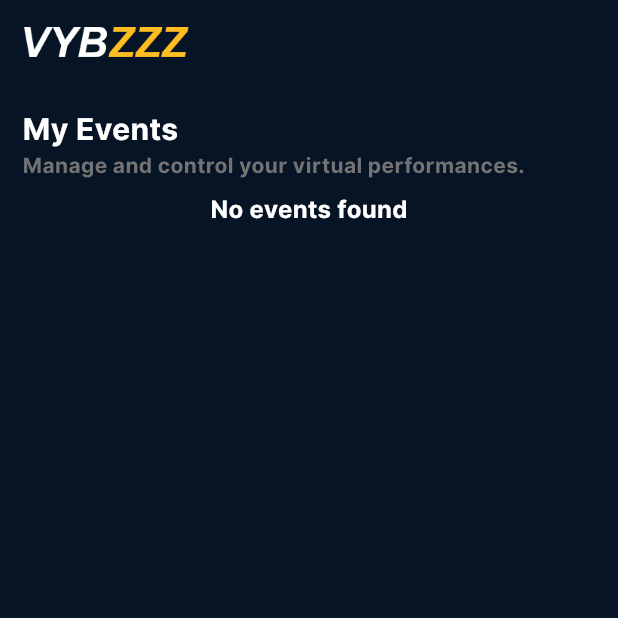
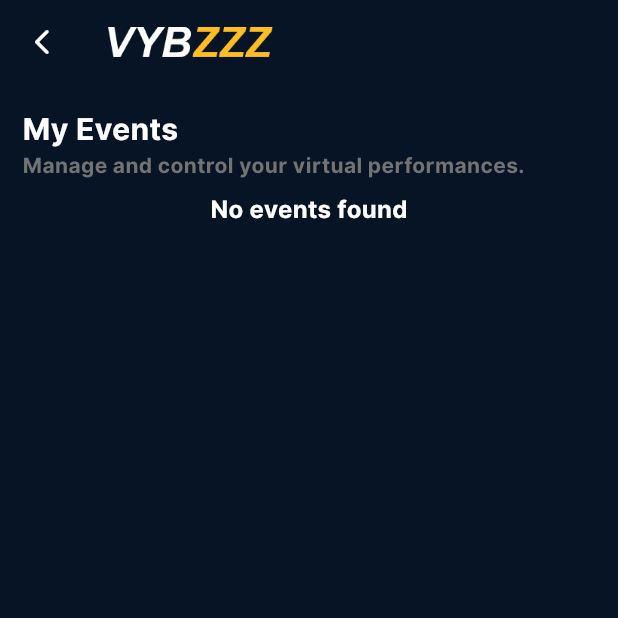
Before and after one commit to Elpadrino971/Eliv, a Flutter app: the ArtistEventsScreen screen opened directly, on a phone screen of 412 x 824 dp, the top half of it. Run offline on Flutter 3.47's test engine with Material 3 defaults, Android fonts, the phone set to English and light mode, and no system bars; our stand-ins replace cached_network_image, firebase_auth, firebase_core, firebase_messaging, flutter_local_notifications, get and 8 more; missing offline and left inert: purchases_flutter, zego_uikit_prebuilt_live_streaming; accounts and stored records are empty.

Commit message:
Corrige "Mes events" : bouton retour manquant + events live masqués à tort
- AppBar avait automaticallyImplyLeading: false sans leading de secours :
  impossible de revenir en arrière depuis cet écran.
- Le filtre n'affichait que status == 'published' : un event passé en
  "live" (dès l'ouverture de StartStream) disparaissait de la liste de
  l'artiste alors que c'est justement le moment où il en a le plus besoin.

```diff
--- a/lib/artist_bottom_bar/screen/Studio/artist_events_screen.dart
+++ b/lib/artist_bottom_bar/screen/Studio/artist_events_screen.dart
@@ -27,7 +27,14 @@ class _ArtistEventsScreenState extends State<ArtistEventsScreen> {
   Widget build(BuildContext context) {
     return Scaffold(
       appBar: AppBar(
-        automaticallyImplyLeading: false,
+        leading: IconButton(
+          icon: Icon(
+            Icons.arrow_back_ios_new_rounded,
+            color: Get.isDarkMode ? whiteColor : blackColor,
+            size: 20,
+          ),
+          onPressed: () => Get.back(),
+        ),
         title: Row(
           children: [
             Get.isDarkMode
@@ -74,8 +81,15 @@ class _ArtistEventsScreenState extends State<ArtistEventsScreen> {
                     GetBuilder<ArtistController>(
                       builder: (controller) {
                         final events = controller.artistEvents.value.data ?? [];
+                        // "Mes events" doit aussi montrer les events en cours
+                        // de live (pas seulement "published"), sinon un
+                        // artiste perd de vue son propre concert dès qu'il
+                        // l'a démarré.
                         final published = events
-                            .where((e) => e.status == 'published')
+                            .where(
+                              (e) =>
+                                  e.status == 'published' || e.status == 'live',
+                            )
                             .toList();
                         if (published.isEmpty) {
                           return Center(
```
